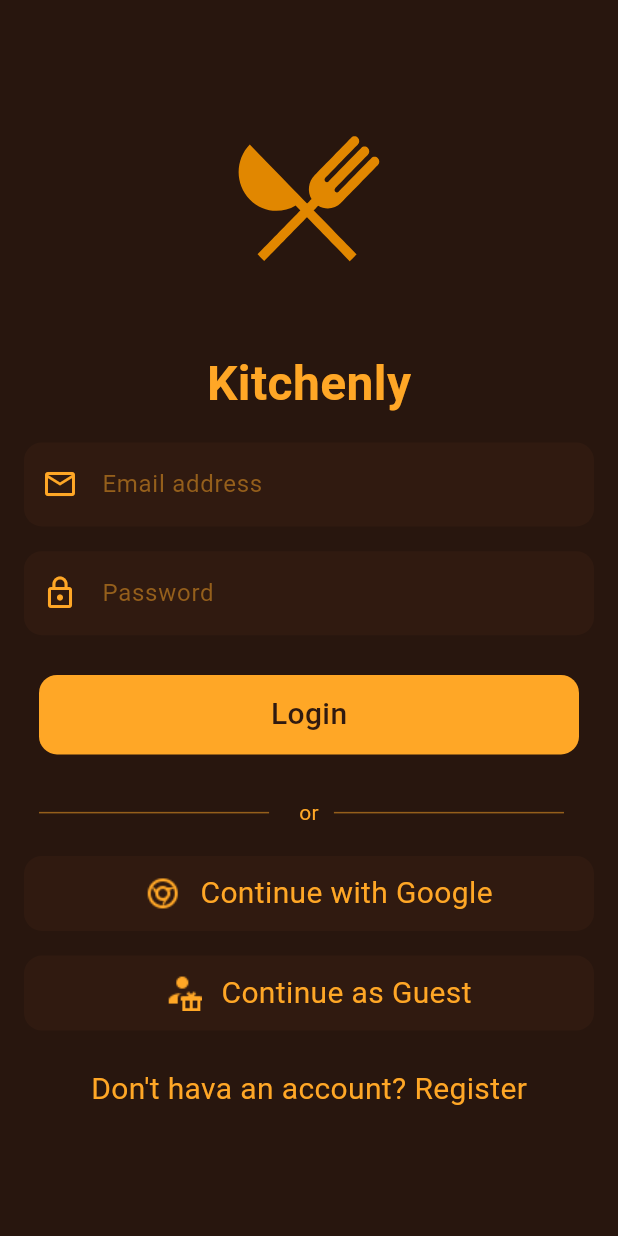
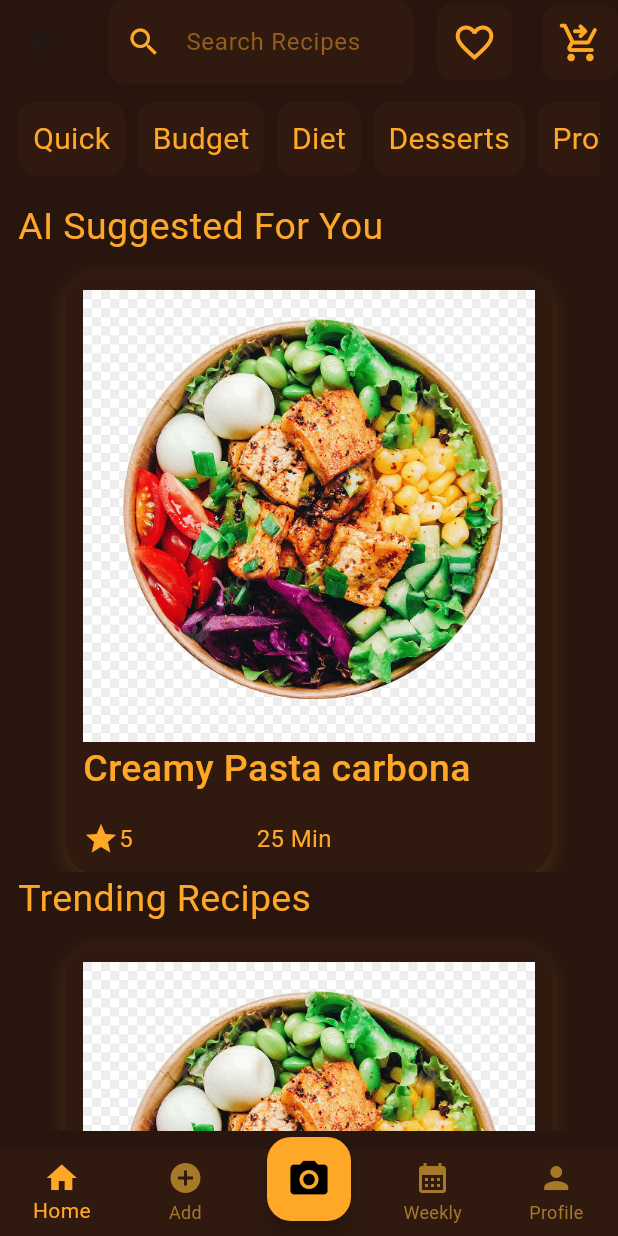
Before and after one commit to sh3455/kitchenly_App, a Flutter app: the LoginScreen screen opened by its route, after a tap on "Login", on a phone screen of 412 x 824 dp. Run offline on Flutter 3.47's test engine with Material 3 defaults, Android fonts, the phone set to English and light mode, and no system bars; drawn by our look-alikes of carousel_slider; our stand-ins replace lottie, smooth_page_indicator.

Commit message:
initial project. Added tabs.

```diff
--- a/lib/main.dart
+++ b/lib/main.dart
@@ -1,5 +1,6 @@
 import 'package:flutter/cupertino.dart';
 import 'package:flutter/material.dart';
+import 'package:kitchenly/pages/home/home_screen.dart';
 import 'package:kitchenly/pages/onboarding/onboarding_screen.dart';
 import 'package:kitchenly/pages/register/login_screen.dart';
 import 'package:kitchenly/pages/register/register_screen.dart';
@@ -24,7 +25,7 @@ class MyApp extends StatelessWidget {
         OnboardingScreen.routeName:(context)=>OnboardingScreen(),
         LoginScreen.routeName:(context)=>LoginScreen(),
          RegisterScreen.routeName:(context)=>RegisterScreen(),
-        // HomeScreen.routeName:(context)=>HomeScreen(),
+         HomeScreen.routeName:(context)=>HomeScreen(),
       },
 
     );
--- a/lib/pages/home/home_screen.dart
+++ b/lib/pages/home/home_screen.dart
@@ -1,6 +1,9 @@
 import 'package:carousel_slider/carousel_slider.dart';
 import 'package:flutter/material.dart';
-
+import 'package:kitchenly/pages/home/tabs/add/add_tab.dart';
+import 'package:kitchenly/pages/home/tabs/home/home_tab.dart';
+import 'package:kitchenly/pages/home/tabs/profile/profile_tab.dart';
+import 'package:kitchenly/pages/home/tabs/weekly/weekly_tab.dart';
 import '../../color/app_colors.dart';
 import '../../widget/Register/custom_text_field.dart';
 import '../../widget/home/custom_categories_name.dart';
@@ -10,20 +13,18 @@ import '../../widget/recipes/custom_ai_recipes.dart';
 class HomeScreen extends StatefulWidget {
    HomeScreen({super.key});
   static String  routeName ="HomeScreen";
-
   @override
   State<HomeScreen> createState() => _HomeScreenState();
 
 }
 
 class _HomeScreenState extends State<HomeScreen> {
-  int currentIndex =0;
-  final List<Widget> screens = [
-    HomeScreen(),
-    HomeScreen(),
-    HomeScreen(),
-    HomeScreen(),
-    HomeScreen(),
+  int selectIndex =0;
+  List<Widget> tabs =[
+    HomeTab(),
+    AddTab(),
+    WeeklyTab(),
+    ProfileTab(),
   ];
 
 
@@ -31,133 +32,64 @@ class _HomeScreenState extends State<HomeScreen> {
   Widget build(BuildContext context) {
     var size = MediaQuery.of(context).size;
     return Scaffold(
-      backgroundColor: AppColors.appBackground,
-      appBar: AppBar(
-        backgroundColor: AppColors.appBackground,
-        title:  CustomTextField(hinttext: "Search Recipes", icon: Icons.search),
-        actions: [
-          Container(
-            padding: EdgeInsets.all(10),
-            decoration: BoxDecoration(
-              color: AppColors.iconbackground,
-              borderRadius: BorderRadius.circular(10),
-              boxShadow: [
-                BoxShadow(
-                  color:AppColors.iconbackground.withOpacity(0.15),
-                  spreadRadius: 0,
-                  blurRadius: 10,
-                  offset: const Offset(0, 4),
-                ),
-              ],
-            ),
-              child: Icon(Icons.favorite_border_outlined,
-                size: 30,
-                color: AppColors.textColor,)),
-          SizedBox(width: size.width*0.05),
-          Container(
-              padding: EdgeInsets.all(10),
-              decoration: BoxDecoration(
-                color: AppColors.iconbackground,
-                borderRadius: BorderRadius.circular(10),
-                boxShadow: [
-                  BoxShadow(
-                    color:AppColors.iconbackground.withOpacity(0.15),
-                    spreadRadius: 0,
-                    blurRadius: 10,
-                    offset: const Offset(0, 4),
-                  ),
-                ],
+      body: tabs[selectIndex],
+      floatingActionButtonLocation: FloatingActionButtonLocation.centerDocked,
+      floatingActionButton: Transform.translate(
+        offset: const Offset(0, 20),
+        child: FloatingActionButton(
+          backgroundColor: AppColors.textColor,
+          onPressed: () {
+            print("Camera Clicked");
+          },
+          child: Icon(
+            Icons.camera_alt,
+            color: Colors.black,
+            size: 30,
+          ),
+        ),
+      ),
+      bottomNavigationBar: Theme(
+        data: Theme.of(context).copyWith(
+            canvasColor: AppColors.iconbackground,
+        ),
+        child:BottomNavigationBar(
+          selectedItemColor: AppColors.textColor,
+            unselectedItemColor: AppColors.iconbarColor,
+            type: BottomNavigationBarType.fixed,
+            showUnselectedLabels: true,
+            currentIndex: selectIndex,
+            onTap: (index) {
+              selectIndex = index;
+              setState(() {
+              });
+            },
+            items: [
+              BottomNavigationBarItem(
+                  icon: builtItemBottomBar(index: 1, icon: Icons.home),
+                  label: "Home"
               ),
-              child: Icon(Icons.shopping_cart_checkout_rounded,
-                size: 30,
-                color: AppColors.textColor,)),
+              BottomNavigationBarItem(
+                  icon: builtItemBottomBar(index: 2, icon: Icons.add_circle),
+                  label: "Add"
+              ),
+
+              BottomNavigationBarItem(
+                icon: SizedBox(width: size.width*0.1),
+                label: "",
+              ),
+              BottomNavigationBarItem(
+                  icon: builtItemBottomBar(index: 3, icon: Icons.calendar_month),
+                  label: "Weekly"
+              ),
+              BottomNavigationBarItem(
+                  icon: builtItemBottomBar(index: 4, icon: Icons.person),
+                  label: "Profile"
+              ),
 
 
-        ],
-      ),
-
-      body: Padding(
-        padding: const EdgeInsets.all(12.0),
-        child: SingleChildScrollView(
-          scrollDirection: Axis.vertical,
-          child: Column(
-            children: [
-              SingleChildScrollView(
-                scrollDirection: Axis.horizontal,
-                child: Row(
-                  children: [
-                    CustomCategoriesName(text: "Quick"),
-                    SizedBox(width: size.width*0.02,),
-                    CustomCategoriesName(text: "Budget"),
-                    SizedBox(width: size.width*0.02,),
-                    CustomCategoriesName(text: "Diet"),
-                    SizedBox(width: size.width*0.02,),
-                    CustomCategoriesName(text: "Desserts"),
-                    SizedBox(width: size.width*0.02,),
-                    CustomCategoriesName(text: "Protein"),
-                    SizedBox(width: size.width*0.02,),
-                    CustomCategoriesName(text: "Snacks"),
-                    SizedBox(width: size.width*0.02,),
-                  ],
-                ),
-              ),
-              SizedBox(height: size.height*0.02,),
-              Container(
-                alignment: Alignment.topLeft,
-                child: Text("AI Suggested For You",
-                  style: TextStyle(
-                    fontSize: 25,
-                    color: AppColors.textColor,
-
-                  ),),
-              ),
-              CarouselSlider.builder(
-                  itemCount: 5,
-                  itemBuilder: (BuildContext context, int itemIndex, int pageViewIndex){
-                    return CustomAiRecipes(
-                        title: "Creamy Pasta carbona",
-                        imagepath: "assets/images/recipe.jpg",
-                        hours: "25 Min", evaluation: "5");
-                    ;
-                  },
-                  options: CarouselOptions(
-                      height:size.height*0.5,
-                    viewportFraction: 0.9,
-                    enlargeCenterPage: true,
-                    autoPlay: true,
-                  ) ,  ),
-              Container(
-                alignment: Alignment.topLeft,
-                child: Text("Trending Recipes",style: TextStyle(
-                  fontSize: 25,
-                  color: AppColors.textColor,
-                ),),
-              ),
-              CarouselSlider.builder(
-                itemCount: 5,
-                itemBuilder: (BuildContext context, int itemIndex, int pageViewIndex){
-                  return CustomAiRecipes(
-                      title: "Creamy Pasta carbona",
-                      imagepath: "assets/images/recipe.jpg",
-                      hours: "25 Min", evaluation: "5");
-                  ;
-                },
-                options: CarouselOptions(
-                  height:size.height*0.5,
-                  viewportFraction: 0.9,
-                  enlargeCenterPage: true,
-                  autoPlay: true,
-                ) ,  ),
+            ]),
 
 
-
-
-
-
-
-            ],
-          ),
-        ),
       ),
 
 
@@ -165,4 +97,15 @@ class _HomeScreenState extends State<HomeScreen> {
     );
 
   }
+  Widget  builtItemBottomBar({required int index, required IconData icon}){
+    return selectIndex == index ?
+    Container(
+        padding: EdgeInsets.symmetric(horizontal: 16,vertical: 8),
+        decoration: BoxDecoration(
+            borderRadius: BorderRadius.circular(66)
+        ),
+        child: Icon(icon,size: 30,))
+        :Icon(icon);
+  }
+
 }
--- /dev/null
+++ b/lib/pages/home/tabs/home/home_tab.dart
@@ -0,0 +1,146 @@
+import 'package:carousel_slider/carousel_slider.dart';
+import 'package:flutter/material.dart';
+import '../../../../color/app_colors.dart';
+import '../../../../widget/Register/custom_text_field.dart';
+import '../../../../widget/home/custom_categories_name.dart';
+import '../../../../widget/recipes/custom_ai_recipes.dart';
+
+class HomeTab extends StatelessWidget {
+  const HomeTab({super.key});
+
+  @override
+  Widget build(BuildContext context) {
+    var size = MediaQuery.of(context).size;
+    return Scaffold(
+      backgroundColor: AppColors.appBackground,
+      appBar: AppBar(
+        backgroundColor: AppColors.appBackground,
+        title:  CustomTextField(hinttext: "Search Recipes", icon: Icons.search),
+        actions: [
+          Container(
+              padding: EdgeInsets.all(10),
+              decoration: BoxDecoration(
+                color: AppColors.iconbackground,
+                borderRadius: BorderRadius.circular(10),
+                boxShadow: [
+                  BoxShadow(
+                    color:AppColors.iconbackground.withOpacity(0.15),
+                    spreadRadius: 0,
+                    blurRadius: 10,
+                    offset: const Offset(0, 4),
+                  ),
+                ],
+              ),
+              child: Icon(Icons.favorite_border_outlined,
+                size: 30,
+                color: AppColors.textColor,)),
+          SizedBox(width: size.width*0.05),
+          Container(
+              padding: EdgeInsets.all(10),
+              decoration: BoxDecoration(
+                color: AppColors.iconbackground,
+                borderRadius: BorderRadius.circular(10),
+                boxShadow: [
+                  BoxShadow(
+                    color:AppColors.iconbackground.withOpacity(0.15),
+                    spreadRadius: 0,
+                    blurRadius: 10,
+                    offset: const Offset(0, 4),
+                  ),
+                ],
+              ),
+              child: Icon(Icons.shopping_cart_checkout_rounded,
+                size: 30,
+                color: AppColors.textColor,)),
+
+
+        ],
+      ),
+
+      body: Padding(
+        padding: const EdgeInsets.all(12.0),
+        child: SingleChildScrollView(
+          scrollDirection: Axis.vertical,
+          child: Column(
+            children: [
+              SingleChildScrollView(
+                scrollDirection: Axis.horizontal,
+                child: Row(
+                  children: [
+                    CustomCategoriesName(text: "Quick"),
+                    SizedBox(width: size.width*0.02,),
+                    CustomCategoriesName(text: "Budget"),
+                    SizedBox(width: size.width*0.02,),
+                    CustomCategoriesName(text: "Diet"),
+                    SizedBox(width: size.width*0.02,),
+                    CustomCategoriesName(text: "Desserts"),
+                    SizedBox(width: size.width*0.02,),
+                    CustomCategoriesName(text: "Protein"),
+                    SizedBox(width: size.width*0.02,),
+                    CustomCategoriesName(text: "Snacks"),
+                    SizedBox(width: size.width*0.02,),
+                  ],
+                ),
+              ),
+              SizedBox(height: size.height*0.02,),
+              Container(
+                alignment: Alignment.topLeft,
+                child: Text("AI Suggested For You",
+                  style: TextStyle(
+                    fontSize: 25,
+                    color: AppColors.textColor,
+
+                  ),),
+              ),
+              CarouselSlider.builder(
+                itemCount: 5,
+                itemBuilder: (BuildContext context, int itemIndex, int pageViewIndex){
+                  return CustomAiRecipes(
+                      title: "Creamy Pasta carbona",
+                      imagepath: "assets/images/recipe.jpg",
+                      hours: "25 Min", evaluation: "5");
+                  ;
+                },
+                options: CarouselOptions(
+                  height:size.height*0.5,
+                  viewportFraction: 0.9,
+                  enlargeCenterPage: true,
+                  autoPlay: true,
+                ) ,  ),
+              Container(
+                alignment: Alignment.topLeft,
+                child: Text("Trending Recipes",style: TextStyle(
+                  fontSize: 25,
+                  color: AppColors.textColor,
+                ),),
+              ),
+              CarouselSlider.builder(
+                itemCount: 5,
+                itemBuilder: (BuildContext context, int itemIndex, int pageViewIndex){
+                  return CustomAiRecipes(
+                      title: "Creamy Pasta carbona",
+                      imagepath: "assets/images/recipe.jpg",
+                      hours: "25 Min", evaluation: "5");
+                  ;
+                },
+                options: CarouselOptions(
+                  height:size.height*0.5,
+                  viewportFraction: 0.9,
+                  enlargeCenterPage: true,
+                  autoPlay: true,
+                ) ,  ),
+
+
+
+
+
+
+
+            ],
+          ),
+        ),
+      ),
+
+    );
+  }
+}
--- a/lib/pages/register/login_screen.dart
+++ b/lib/pages/register/login_screen.dart
@@ -5,6 +5,7 @@ import '../../color/app_colors.dart';
 import '../../widget/Register/custom_button.dart';
 import '../../widget/Register/custom_social_media.dart';
 import '../../widget/Register/custom_text_field.dart';
+import '../home/home_screen.dart';
 
 
 class LoginScreen extends StatelessWidget {
@@ -40,10 +41,10 @@ class LoginScreen extends StatelessWidget {
             SizedBox(height: size.height*0.02,),
             CustomButton(
               onTap: (){
-                // Navigator.pushReplacement(context,
-                //     MaterialPageRoute(builder: (context) {
-                //   return HomeScreen();
-                // },));
+                Navigator.pushReplacement(context,
+                    MaterialPageRoute(builder: (context) {
+                  return HomeScreen();
+                },));
               },
                 textButton: "Login"),
             SizedBox(height: size.height*0.02,),
```
Also changed, not shown: lib/pages/home/custom_categories_name.dart (deleted, +0 -35 lines), lib/pages/home/tabs/add/add_tab.dart (added, +10 -0 lines), lib/pages/home/tabs/profile/profile_tab.dart (added, +12 -0 lines), lib/pages/home/tabs/weekly/weekly_tab.dart (added, +12 -0 lines), lib/pages/register/register_screen.dart (+10 -1 lines).
